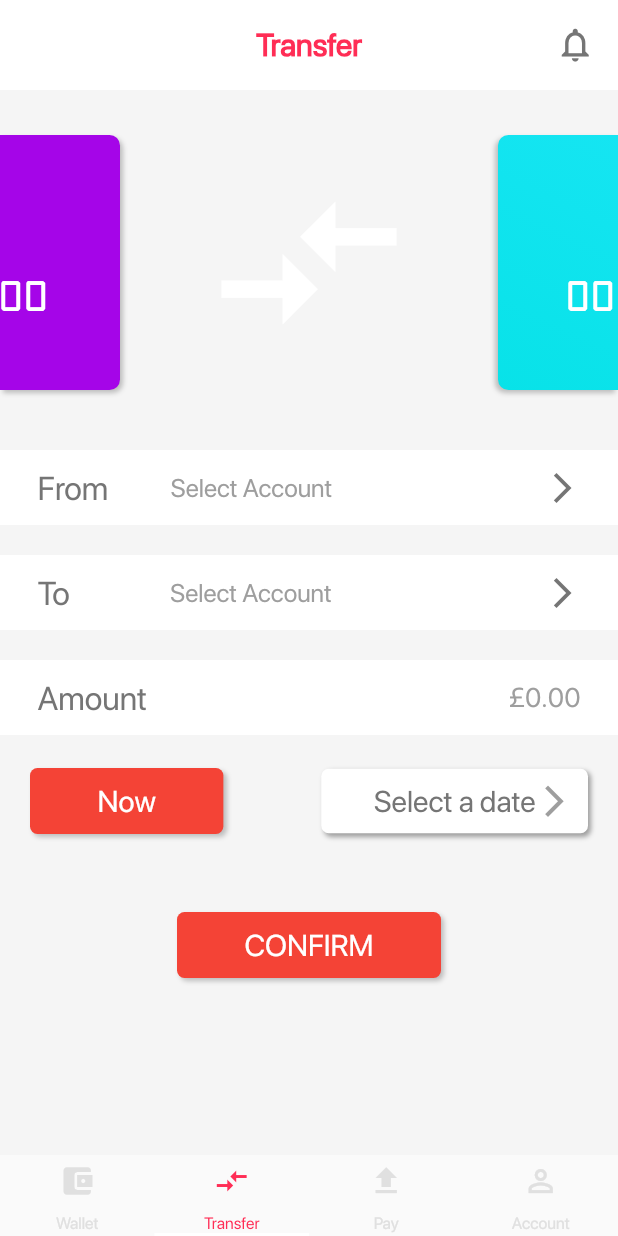
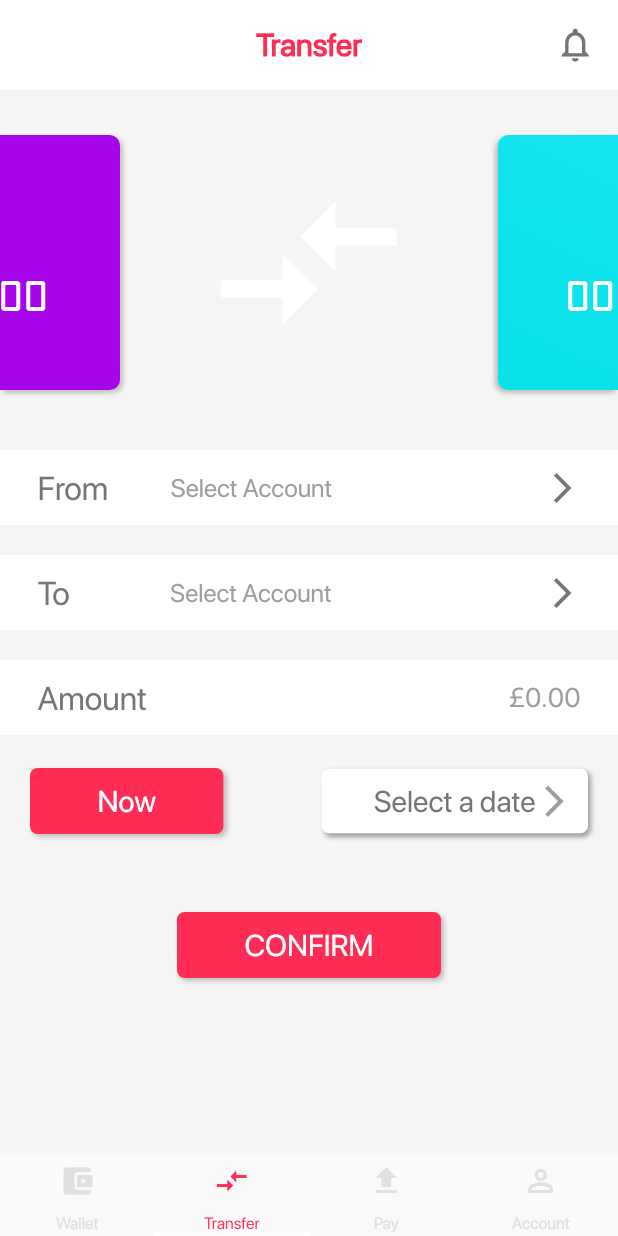
Before and after one commit to feMoraes0/wallet-ui, a Flutter app: the Home screen opened by its route, item 2 of the bottom bar chosen, on a phone screen of 412 x 824 dp. Run offline on Flutter 3.47's test engine with Material 2 defaults, Android fonts, the phone set to English and light mode, and no system bars; network calls fail.

Commit message:
Refactored red button, select to pay and transfer tabs

```diff
--- /dev/null
+++ b/lib/components/internal/dateSelect.dart
@@ -0,0 +1,37 @@
+import 'package:flutter/material.dart';
+
+class DateSelect extends StatelessWidget {
+  @override
+  Widget build(BuildContext context) {
+    return Container(
+      padding: EdgeInsets.only(left: 35.0, top: 9.0, right: 10.0, bottom: 9.0),
+      decoration: BoxDecoration(
+          color: Colors.white,
+          borderRadius: BorderRadius.circular(5.0),
+          boxShadow: [
+            BoxShadow(
+              color: Colors.grey,
+              blurRadius: 2.0,
+              offset: Offset(2.0, 2.0),
+            )
+          ]),
+      child: Row(
+        mainAxisAlignment: MainAxisAlignment.spaceBetween,
+        children: <Widget>[
+          Text(
+            "Select a date",
+            style: TextStyle(
+              fontSize: 20.0,
+              color: Colors.grey[600],
+            ),
+          ),
+          Icon(
+            Icons.arrow_forward_ios,
+            size: 25,
+            color: Colors.grey[500],
+          )
+        ],
+      ),
+    );
+  }
+}
--- /dev/null
+++ b/lib/components/internal/redButton.dart
@@ -0,0 +1,34 @@
+import 'package:flutter/material.dart';
+
+class RedButton extends StatelessWidget {
+  final String text;
+
+  RedButton({@required this.text});
+
+  @override
+  Widget build(BuildContext context) {
+    return Container(
+      padding: EdgeInsets.symmetric(
+        vertical: 10.0,
+        horizontal: 45.0,
+      ),
+      decoration: BoxDecoration(
+          color: Color(0xffff2d55),
+          borderRadius: BorderRadius.circular(5.0),
+          boxShadow: [
+            BoxShadow(
+              color: Colors.grey[400],
+              blurRadius: 2.0,
+              offset: Offset(2.0, 2.0),
+            ),
+          ]),
+      child: Text(
+        this.text,
+        style: TextStyle(
+          fontSize: 20.0,
+          color: Colors.white,
+        ),
+      ),
+    );
+  }
+}
--- a/lib/tab/transfer.dart
+++ b/lib/tab/transfer.dart
@@ -1,5 +1,7 @@
 import 'package:flutter/material.dart';
 import 'package:wallet/components/internal/appbarCustom.dart';
+import 'package:wallet/components/internal/dateSelect.dart';
+import 'package:wallet/components/internal/redButton.dart';
 import 'package:wallet/components/internal/screen.dart';
 
 class Transfer extends StatelessWidget {
@@ -200,73 +202,3 @@ class Transfer extends StatelessWidget {
     );
   }
 }
-
-class RedButton extends StatelessWidget {
-  final String text;
-
-  RedButton({@required this.text});
-
-  @override
-  Widget build(BuildContext context) {
-    return Container(
-      padding: EdgeInsets.symmetric(
-        vertical: 10.0,
-        horizontal: 45.0,
-      ),
-      decoration: BoxDecoration(
-        color: Colors.red,
-        borderRadius: BorderRadius.circular(5.0),
-        boxShadow: [
-          BoxShadow(
-            color: Colors.grey[400],
-            blurRadius: 2.0,
-            offset: Offset(2.0, 2.0),
-          ),
-        ]
-      ),
-      child: Text(
-        this.text,
-        style: TextStyle(
-          fontSize: 20.0,
-          color: Colors.white,
-        ),
-      ),
-    );
-  }
-}
-
-class DateSelect extends StatelessWidget {
-  @override
-  Widget build(BuildContext context) {
-    return Container(
-      padding: EdgeInsets.only(left: 35.0, top: 9.0, right: 10.0, bottom: 9.0),
-      decoration: BoxDecoration(
-          color: Colors.white,
-          borderRadius: BorderRadius.circular(5.0),
-          boxShadow: [
-            BoxShadow(
-              color: Colors.grey,
-              blurRadius: 2.0,
-              offset: Offset(2.0, 2.0),
-            )
-          ]),
-      child: Row(
-        mainAxisAlignment: MainAxisAlignment.spaceBetween,
-        children: <Widget>[
-          Text(
-            "Select a date",
-            style: TextStyle(
-              fontSize: 20.0,
-              color: Colors.grey[600],
-            ),
-          ),
-          Icon(
-            Icons.arrow_forward_ios,
-            size: 25,
-            color: Colors.grey[500],
-          )
-        ],
-      ),
-    );
-  }
-}
```
Also changed, not shown: lib/tab/pay.dart (+15 -77 lines).
